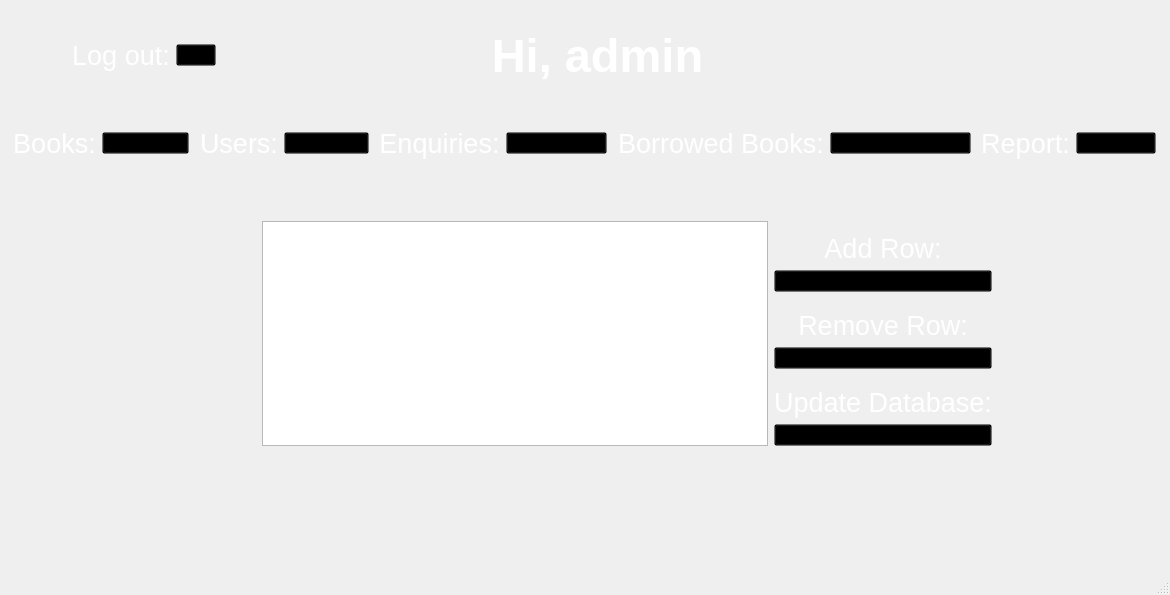
dmackeyward/AC-Library-Final, file adminpage.ui: the form before one commit.
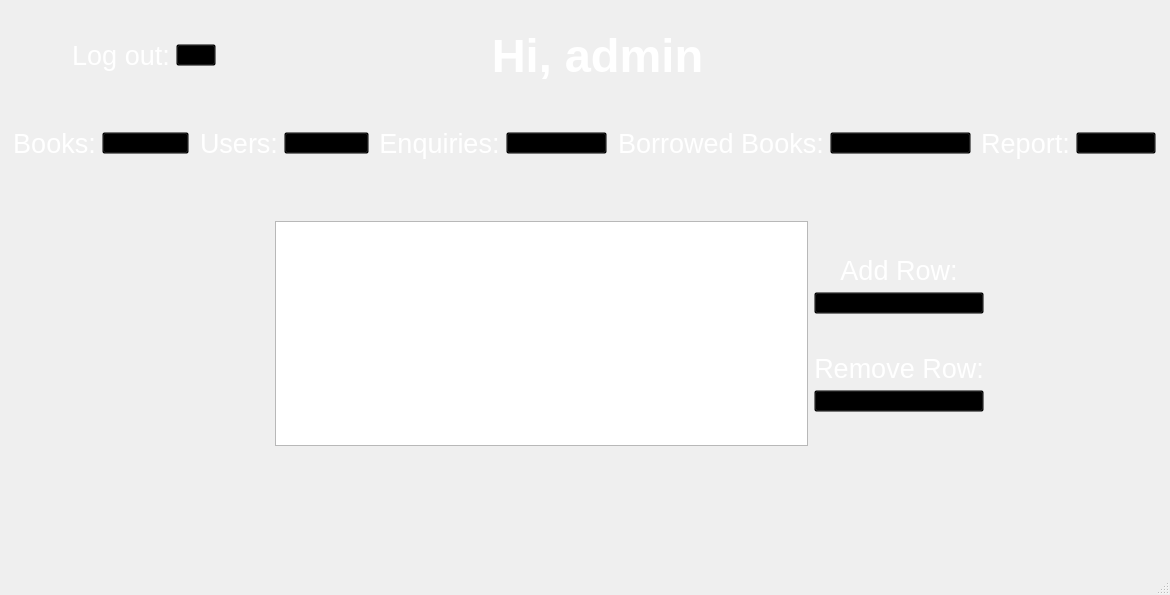
The form after the commit. Icons and pictures are not drawn.

```diff
--- a/adminpage.ui
+++ b/adminpage.ui
@@ -404,7 +404,7 @@
          </spacer>
         </item>
         <item>
-         <widget class="QTableWidget" name="database"/>
+         <widget class="QTableView" name="view"/>
         </item>
         <item>
          <layout class="QVBoxLayout" name="verticalLayout_3">
@@ -505,35 +505,6 @@
             </property>
            </spacer>
           </item>
-          <item>
-           <widget class="QLabel" name="remove_2">
-            <property name="font">
-             <font>
-              <family>Arial</family>
-              <pointsize>20</pointsize>
-             </font>
-            </property>
-            <property name="styleSheet">
-             <string notr="true">color: rgb(255, 255, 255);</string>
-            </property>
-            <property name="text">
-             <string>Update Database:</string>
-            </property>
-            <property name="alignment">
-             <set>Qt::AlignCenter</set>
-            </property>
-           </widget>
-          </item>
-          <item>
-           <widget class="QPushButton" name="updateBtn">
-            <property name="styleSheet">
-             <string notr="true">background:transparent;</string>
-            </property>
-            <property name="text">
-             <string/>
-            </property>
-           </widget>
-          </item>
          </layout>
         </item>
         <item>
```
